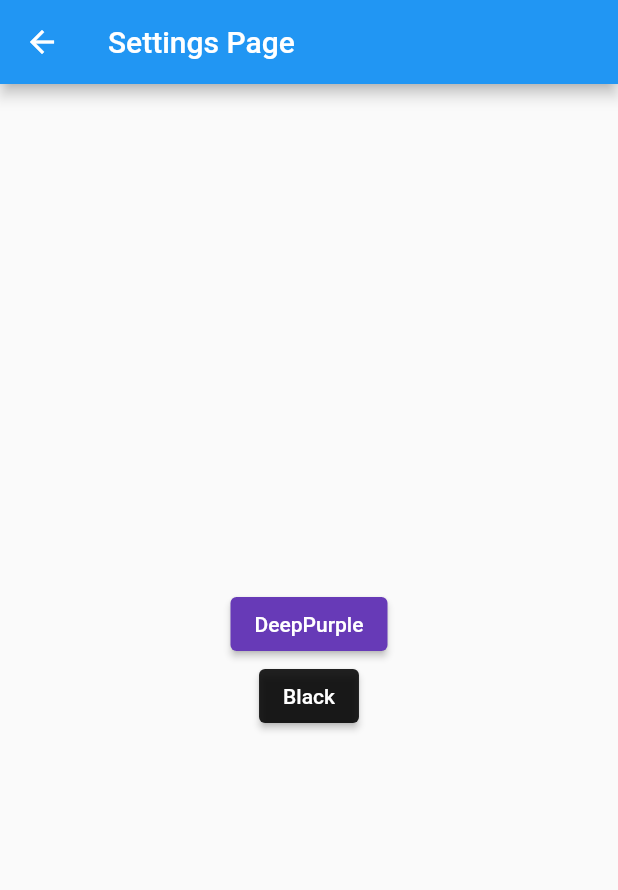
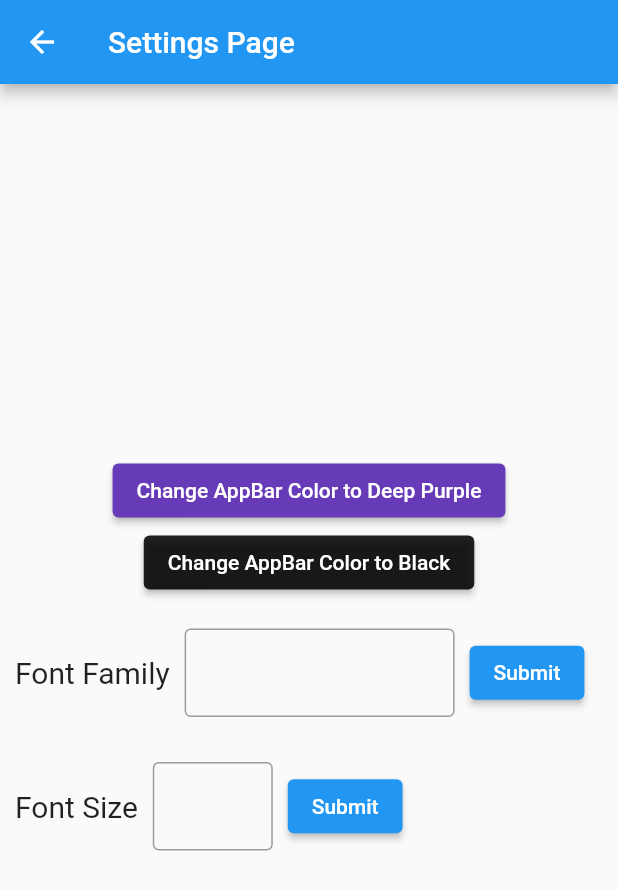
Before and after one commit to princebioh/Provider-State-Management, a Flutter app: the SettingsPage screen opened by its route, on a phone screen of 412 x 824 dp. Shown: the top 890 px of the screen. Run offline on Flutter 3.47's test engine with Material 2 defaults, Android fonts, the phone set to English and light mode, and no system bars.

Commit message:
FontStyle Providers Added

```diff
--- a/lib/pages/settings_page.dart
+++ b/lib/pages/settings_page.dart
@@ -2,9 +2,16 @@ import "package:flutter/material.dart";
 import "package:provider/provider.dart";
 import "package:provider_state_management/models/settings_model.dart";
 
-class SettingsPage extends StatelessWidget {
+class SettingsPage extends StatefulWidget {
   const SettingsPage({super.key});
 
+  @override
+  State<SettingsPage> createState() => _SettingsPageState();
+}
+
+class _SettingsPageState extends State<SettingsPage> {
+  TextEditingController fontFamilyController = TextEditingController();
+  TextEditingController fontSizeController = TextEditingController();
   @override
   Widget build(BuildContext context) {
     return Scaffold(
@@ -21,14 +28,79 @@ class SettingsPage extends StatelessWidget {
               },
               style:
                   ElevatedButton.styleFrom(backgroundColor: Colors.deepPurple),
-              child: const Text("DeepPurple"),
+              child: const Text("Change AppBar Color to Deep Purple"),
             ),
             ElevatedButton(
               onPressed: () {
                 context.read<SettingsData>().appBarColor = Colors.black87;
               },
               style: ElevatedButton.styleFrom(backgroundColor: Colors.black87),
-              child: const Text("Black"),
+              child: const Text("Change AppBar Color to Black"),
+            ),
+            const SizedBox(
+              height: 10,
+            ),
+            Row(
+              children: [
+                const Padding(
+                    padding: EdgeInsets.only(left: 10),
+                    child: Text(
+                      "Font Family",
+                      style: TextStyle(fontSize: 20),
+                    )),
+                SizedBox(
+                  width: 200,
+                  child: Padding(
+                    padding: const EdgeInsets.all(10),
+                    child: TextField(
+                      controller: fontFamilyController,
+                      decoration:
+                          const InputDecoration(border: OutlineInputBorder()),
+                    ),
+                  ),
+                ),
+                ElevatedButton(
+                  onPressed: () {
+                    context.read<SettingsData>().fontFamily =
+                        fontFamilyController.text;
+                    fontFamilyController.clear();
+                  },
+                  child: const Text("Submit"),
+                ),
+              ],
+            ),
+            const SizedBox(
+              height: 10,
+            ),
+            Row(
+              children: [
+                const Padding(
+                    padding: EdgeInsets.only(left: 10),
+                    child: Text(
+                      "Font Size",
+                      style: TextStyle(fontSize: 20),
+                    )),
+                SizedBox(
+                  width: 100,
+                  child: Padding(
+                    padding: const EdgeInsets.all(10),
+                    child: TextField(
+                      keyboardType: TextInputType.number,
+                      controller: fontSizeController,
+                      decoration:
+                          const InputDecoration(border: OutlineInputBorder()),
+                    ),
+                  ),
+                ),
+                ElevatedButton(
+                  onPressed: () {
+                    context.read<SettingsData>().fontSize =
+                        double.parse(fontSizeController.text);
+                    fontSizeController.clear();
+                  },
+                  child: const Text("Submit"),
+                ),
+              ],
             ),
           ],
         ),
```
